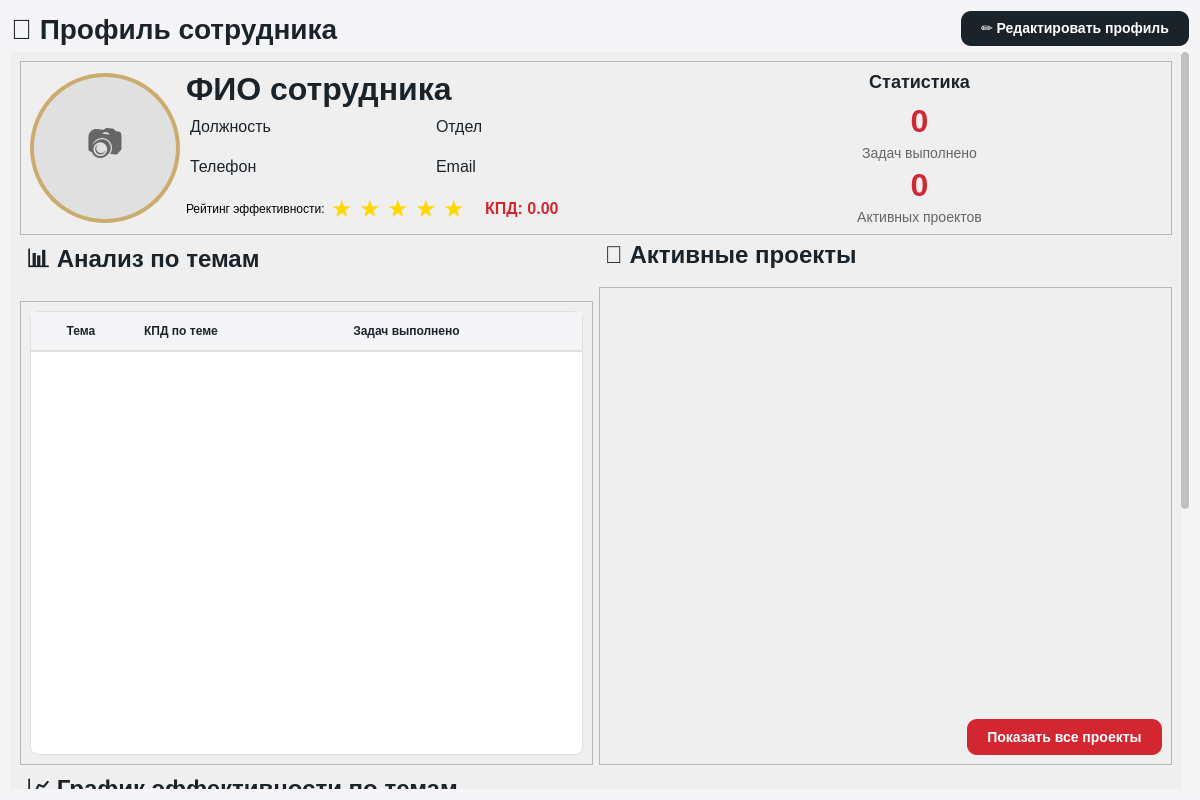
lerakaplich/TaskPlanner2, file ui/profile/profile_page.ui: the form before one commit.
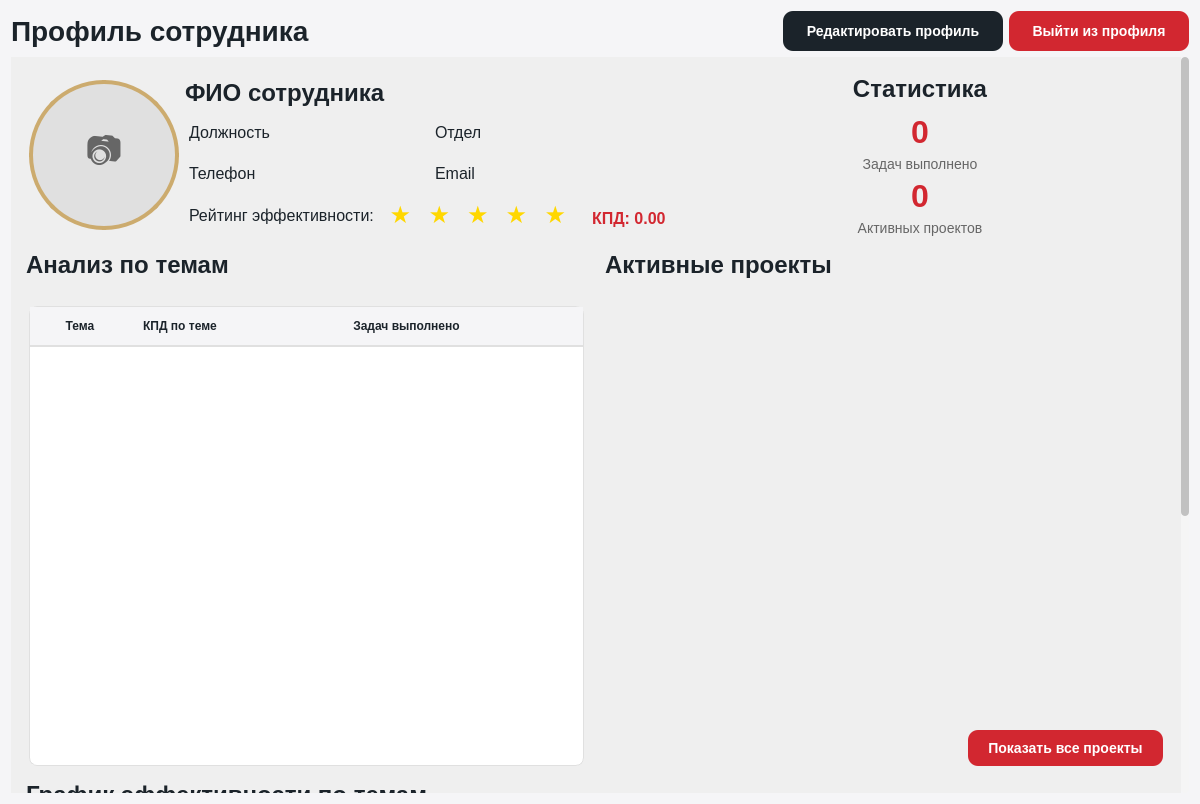
The form after the commit.

Patch:
```diff
--- a/ui/profile/profile_page.ui
+++ b/ui/profile/profile_page.ui
@@ -7,7 +7,7 @@
     <x>0</x>
     <y>0</y>
     <width>1200</width>
-    <height>800</height>
+    <height>804</height>
    </rect>
   </property>
   <property name="styleSheet">
@@ -155,6 +155,9 @@
   <layout class="QVBoxLayout" name="verticalLayout">
    <item>
     <layout class="QHBoxLayout" name="horizontalLayout_2">
+     <property name="sizeConstraint">
+      <enum>QLayout::SizeConstraint::SetFixedSize</enum>
+     </property>
      <item>
       <widget class="QLabel" name="label_3">
        <property name="styleSheet">
@@ -165,29 +168,22 @@
 }</string>
        </property>
        <property name="text">
-        <string>👤 Профиль сотрудника</string>
+        <string>Профиль сотрудника</string>
        </property>
       </widget>
      </item>
-     <item>
-      <spacer name="horizontalSpacer_3">
-       <property name="orientation">
-        <enum>Qt::Orientation::Horizontal</enum>
-       </property>
-       <property name="sizeHint" stdset="0">
-        <size>
-         <width>40</width>
-         <height>20</height>
-        </size>
-       </property>
-      </spacer>
-     </item>
      <item>
       <widget class="QPushButton" name="btnEditProfile">
        <property name="minimumSize">
         <size>
          <width>0</width>
-         <height>35</height>
+         <height>40</height>
+        </size>
+       </property>
+       <property name="maximumSize">
+        <size>
+         <width>220</width>
+         <height>40</height>
         </size>
        </property>
        <property name="styleSheet">
@@ -209,7 +205,43 @@
 }</string>
        </property>
        <property name="text">
-        <string>✏️ Редактировать профиль</string>
+        <string>Редактировать профиль</string>
+       </property>
+      </widget>
+     </item>
+     <item>
+      <widget class="QPushButton" name="btnExit">
+       <property name="minimumSize">
+        <size>
+         <width>0</width>
+         <height>40</height>
+        </size>
+       </property>
+       <property name="maximumSize">
+        <size>
+         <width>180</width>
+         <height>40</height>
+        </size>
+       </property>
+       <property name="styleSheet">
+        <string notr="true">QPushButton {
+    background-color: #D22730;
+    color: white;
+    border-radius: 10px;
+    font-weight: bold;
+    font-size: 14px;
+    border: none;
+    padding: 10px 20px;
+}
+QPushButton:hover {
+    background-color: #862633;
+}
+QPushButton:pressed {
+    background-color: #6a1e29;
+}</string>
+       </property>
+       <property name="text">
+        <string>Выйти из профиля</string>
        </property>
       </widget>
      </item>
@@ -225,18 +257,15 @@
        <rect>
         <x>0</x>
         <y>0</y>
-        <width>1163</width>
-        <height>900</height>
+        <width>1174</width>
+        <height>1265</height>
        </rect>
       </property>
       <layout class="QVBoxLayout" name="verticalLayout_2">
        <item>
         <widget class="QFrame" name="frameBasicInfo">
          <property name="frameShape">
-          <enum>QFrame::Shape::StyledPanel</enum>
-         </property>
-         <property name="frameShadow">
-          <enum>QFrame::Shadow::Raised</enum>
+          <enum>QFrame::Shape::NoFrame</enum>
          </property>
          <layout class="QHBoxLayout" name="horizontalLayout_3">
           <item>
@@ -292,9 +321,12 @@
                </property>
                <property name="font">
                 <font>
-                 <pointsize>27</pointsize>
+                 <pointsize>-1</pointsize>
                 </font>
                </property>
+               <property name="layoutDirection">
+                <enum>Qt::LayoutDirection::RightToLeft</enum>
+               </property>
                <property name="styleSheet">
                 <string notr="true">QLabel#labelPhoto {
     font-size: 36px;
@@ -322,7 +354,7 @@
              <widget class="QLabel" name="labelFullName">
               <property name="styleSheet">
                <string notr="true">QLabel {
-    font-size: 32px;
+    font-size: 24px;
     font-weight: bold;
     color: #1B232A;
 }</string>
@@ -396,6 +428,14 @@
              <layout class="QHBoxLayout" name="horizontalLayout_4">
               <item>
                <widget class="QLabel" name="labelRating">
+                <property name="styleSheet">
+                 <string notr="true">QLabel {
+    font-size: 16px;
+    color: #1B232A;
+    padding: 2px 0px;
+    padding-bottom: 8px;
+}</string>
+                </property>
                 <property name="text">
                  <string>Рейтинг эффективности:</string>
                 </property>
@@ -412,6 +452,9 @@
                 <property name="text">
                  <string>★</string>
                 </property>
+                <property name="alignment">
+                 <set>Qt::AlignmentFlag::AlignHCenter|Qt::AlignmentFlag::AlignTop</set>
+                </property>
                </widget>
               </item>
               <item>
@@ -425,6 +468,9 @@
                 <property name="text">
                  <string>★</string>
                 </property>
+                <property name="alignment">
+                 <set>Qt::AlignmentFlag::AlignHCenter|Qt::AlignmentFlag::AlignTop</set>
+                </property>
                </widget>
               </item>
               <item>
@@ -438,6 +484,9 @@
                 <property name="text">
                  <string>★</string>
                 </property>
+                <property name="alignment">
+                 <set>Qt::AlignmentFlag::AlignHCenter|Qt::AlignmentFlag::AlignTop</set>
+                </property>
                </widget>
               </item>
               <item>
@@ -451,6 +500,9 @@
                 <property name="text">
                  <string>★</string>
                 </property>
+                <property name="alignment">
+                 <set>Qt::AlignmentFlag::AlignHCenter|Qt::AlignmentFlag::AlignTop</set>
+                </property>
                </widget>
               </item>
               <item>
@@ -464,6 +516,9 @@
                 <property name="text">
                  <string>★</string>
                 </property>
+                <property name="alignment">
+                 <set>Qt::AlignmentFlag::AlignHCenter|Qt::AlignmentFlag::AlignTop</set>
+                </property>
                </widget>
               </item>
               <item>
@@ -479,21 +534,11 @@
                 <property name="text">
                  <string>КПД: 0.00</string>
                 </property>
+                <property name="alignment">
+                 <set>Qt::AlignmentFlag::AlignLeading|Qt::AlignmentFlag::AlignLeft|Qt::AlignmentFlag::AlignVCenter</set>
+                </property>
                </widget>
               </item>
-              <item>
-               <spacer name="horizontalSpacer_4">
-                <property name="orientation">
-                 <enum>Qt::Orientation::Horizontal</enum>
-                </property>
-                <property name="sizeHint" stdset="0">
-                 <size>
-                  <width>40</width>
-                  <height>20</height>
-                 </size>
-                </property>
-               </spacer>
-              </item>
              </layout>
             </item>
            </layout>
@@ -504,7 +549,7 @@
              <widget class="QLabel" name="label_4">
               <property name="styleSheet">
                <string notr="true">QLabel {
-    font-size: 18px;
+    font-size: 24px;
     font-weight: bold;
     color: #1B232A;
     padding-bottom: 5px;
@@ -605,17 +650,14 @@
 }</string>
              </property>
              <property name="text">
-              <string>📊 Анализ по темам</string>
+              <string>Анализ по темам</string>
              </property>
             </widget>
            </item>
            <item>
             <widget class="QFrame" name="frameSkills">
              <property name="frameShape">
-              <enum>QFrame::Shape::StyledPanel</enum>
-             </property>
-             <property name="frameShadow">
-              <enum>QFrame::Shadow::Raised</enum>
+              <enum>QFrame::Shape::NoFrame</enum>
              </property>
              <layout class="QVBoxLayout" name="verticalLayout_5">
               <item>
@@ -662,7 +704,7 @@
 }</string>
              </property>
              <property name="text">
-              <string>🚀 Активные проекты</string>
+              <string>Активные проекты</string>
              </property>
             </widget>
            </item>
@@ -681,10 +723,7 @@
               </size>
              </property>
              <property name="frameShape">
-              <enum>QFrame::Shape::StyledPanel</enum>
-             </property>
-             <property name="frameShadow">
-              <enum>QFrame::Shadow::Raised</enum>
+              <enum>QFrame::Shape::NoFrame</enum>
              </property>
              <layout class="QVBoxLayout" name="verticalLayout_8">
               <item>
@@ -700,8 +739,8 @@
                   <rect>
                    <x>0</x>
                    <y>0</y>
-                   <width>524</width>
-                   <height>254</height>
+                   <width>512</width>
+                   <height>371</height>
                   </rect>
                  </property>
                  <layout class="QVBoxLayout" name="verticalLayout_9">
@@ -802,7 +841,7 @@
 }</string>
          </property>
          <property name="text">
-          <string>📈 График эффективности по темам</string>
+          <string>График эффективности по темам</string>
          </property>
         </widget>
        </item>
```
Left out of the diff: 16 changed lines with no effect on the pictures.
